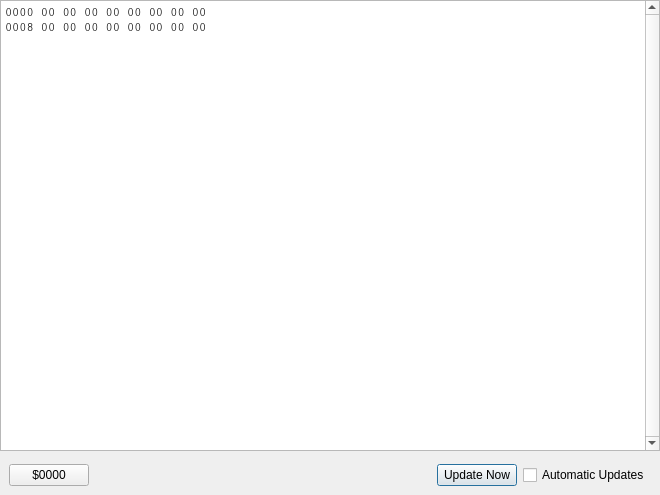
Before: the Qt Designer form sources/Desktop/memorybrowser.ui in AbhishekGhosh/kim_uno_remix, drawn with Qt 5.
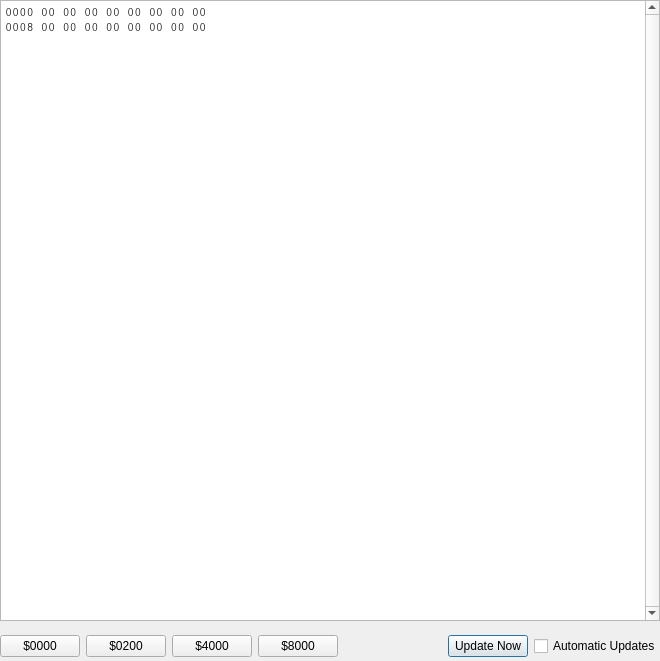
After: the same form once the commit is applied.

Patch:
```diff
--- a/sources/Desktop/memorybrowser.ui
+++ b/sources/Desktop/memorybrowser.ui
@@ -7,7 +7,7 @@
     <x>0</x>
     <y>0</y>
     <width>660</width>
-    <height>495</height>
+    <height>661</height>
    </rect>
   </property>
   <property name="windowTitle">
@@ -22,7 +22,7 @@
      <x>0</x>
      <y>0</y>
      <width>660</width>
-     <height>451</height>
+     <height>621</height>
     </rect>
    </property>
    <property name="font">
@@ -56,9 +56,9 @@
   <widget class="QWidget" name="horizontalLayoutWidget">
    <property name="geometry">
     <rect>
-     <x>9</x>
-     <y>459</y>
-     <width>641</width>
+     <x>0</x>
+     <y>630</y>
+     <width>661</width>
      <height>32</height>
     </rect>
    </property>
@@ -73,6 +73,36 @@
       </property>
      </widget>
     </item>
+    <item>
+     <widget class="QPushButton" name="go0200">
+      <property name="text">
+       <string>$0200</string>
+      </property>
+      <property name="autoDefault">
+       <bool>false</bool>
+      </property>
+     </widget>
+    </item>
+    <item>
+     <widget class="QPushButton" name="go4000">
+      <property name="text">
+       <string>$4000</string>
+      </property>
+      <property name="autoDefault">
+       <bool>false</bool>
+      </property>
+     </widget>
+    </item>
+    <item>
+     <widget class="QPushButton" name="go8000">
+      <property name="text">
+       <string>$8000</string>
+      </property>
+      <property name="autoDefault">
+       <bool>false</bool>
+      </property>
+     </widget>
+    </item>
     <item>
      <spacer name="horizontalSpacer">
       <property name="orientation">
```
Left out of the diff: 3 changed lines with no effect on the pictures.
